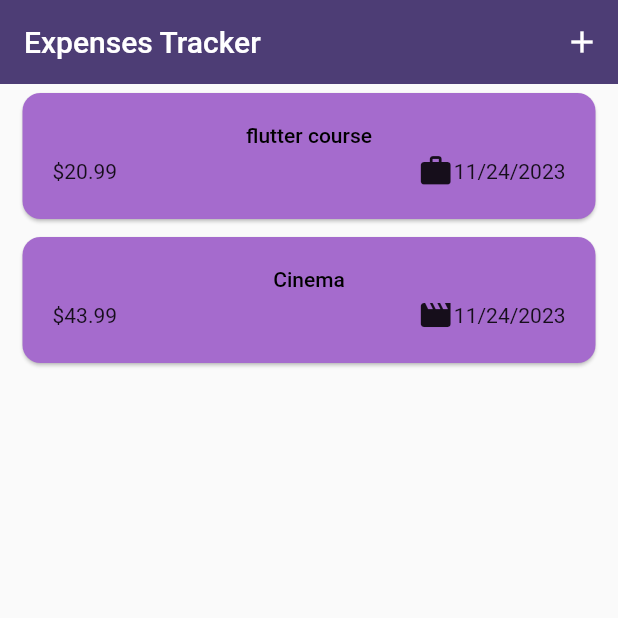
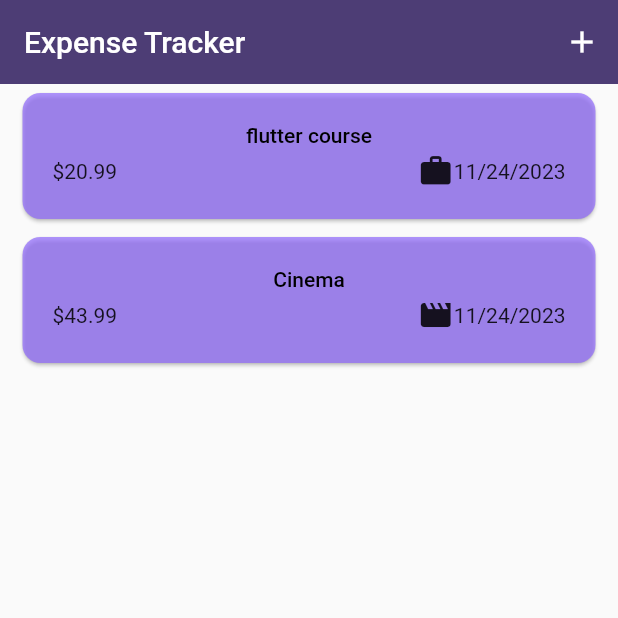
Before and after one commit to Ashish032/-Expense-Tracker, a Flutter app: the screen it shows after launch, on a phone screen of 412 x 824 dp, the top half of it. Run offline on Flutter 3.47's test engine with Material 2 defaults, Android fonts, the phone set to English and light mode, and no system bars.

Commit message:
making it responsive

```diff
--- a/lib/main.dart
+++ b/lib/main.dart
@@ -1,5 +1,6 @@
 import 'package:flutter/material.dart';
 import 'package:expenses_tracker/widgets/expenses.dart';
+//import 'package:flutter/services.dart';
 
 var kColorScheme =
     ColorScheme.fromSeed(seedColor: const Color.fromARGB(255, 96, 59, 181));
@@ -9,6 +10,9 @@ var kDarkColorScheme = ColorScheme.fromSeed(
     seedColor: const Color.fromARGB(255, 5, 99, 125));
 
 main() {
+  // WidgetsFlutterBinding.ensureInitialized();
+  // SystemChrome.setPreferredOrientations([DeviceOrientation.portraitUp])
+  //     .then((fn) {
   runApp(MaterialApp(
     darkTheme: ThemeData.dark().copyWith(
       //for Dark Theme
@@ -26,7 +30,7 @@ main() {
           backgroundColor: kColorScheme.onPrimaryContainer,
           foregroundColor: kColorScheme.onPrimary),
       cardTheme: const CardTheme().copyWith(
-          color: const Color.fromARGB(255, 165, 107, 205),
+          color: const Color.fromARGB(255, 144, 105, 253).withOpacity(0.7),
           margin: const EdgeInsets.symmetric(horizontal: 15, vertical: 6)),
       elevatedButtonTheme: ElevatedButtonThemeData(
           style: ElevatedButton.styleFrom(
--- a/lib/widgets/chart/chart.dart
+++ b/lib/widgets/chart/chart.dart
@@ -11,8 +11,8 @@ class Chart extends StatelessWidget {
   List<ExpenseBucket> get buckets {
     return [
       ExpenseBucket.forCategory(expenses, Category.food),
+      ExpenseBucket.forCategory(expenses, Category.travel),
       ExpenseBucket.forCategory(expenses, Category.leisure),
-      ExpenseBucket.forCategory(expenses, Category.travel),
       ExpenseBucket.forCategory(expenses, Category.work),
     ];
   }
--- a/lib/widgets/expenses.dart
+++ b/lib/widgets/expenses.dart
@@ -82,7 +82,7 @@ class _ExpensesState extends State<Expenses> {
 
     return Scaffold(
       appBar: AppBar(
-        title: const Text('Expenses Tracker'),
+        title: const Text('Expense Tracker'),
         actions: [
           IconButton(
               onPressed: _openAddExpenseOverlay, icon: const Icon(Icons.add)),
```
